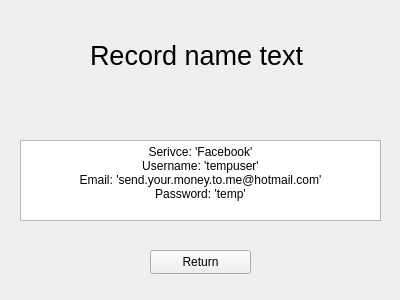
Before: the Qt Designer form result.ui in UndrscoreEX/Account_DB, drawn with Qt 5.
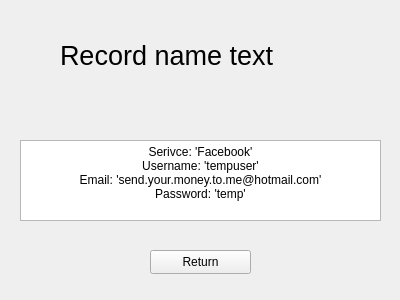
After: the same form once the commit is applied.

Commit message: added/finished the addwindow, added/finished the delete function, added tab order, fixed the db_search function and added todo list

Patch:
```diff
--- a/result.ui
+++ b/result.ui
@@ -36,9 +36,9 @@
   <widget class="QLabel" name="label">
    <property name="geometry">
     <rect>
-     <x>90</x>
+     <x>60</x>
      <y>40</y>
-     <width>221</width>
+     <width>301</width>
      <height>31</height>
     </rect>
    </property>
```
The commit also changes 4 other files.
